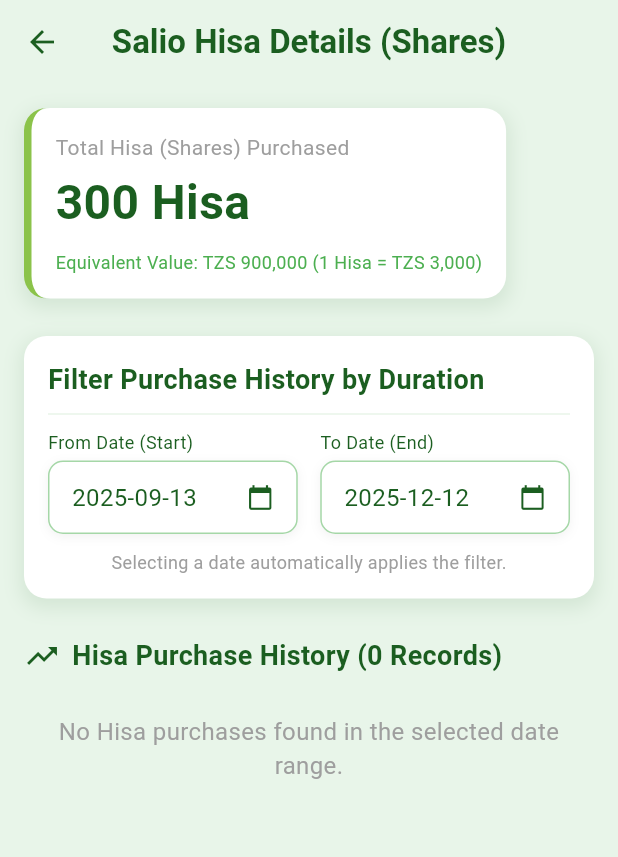
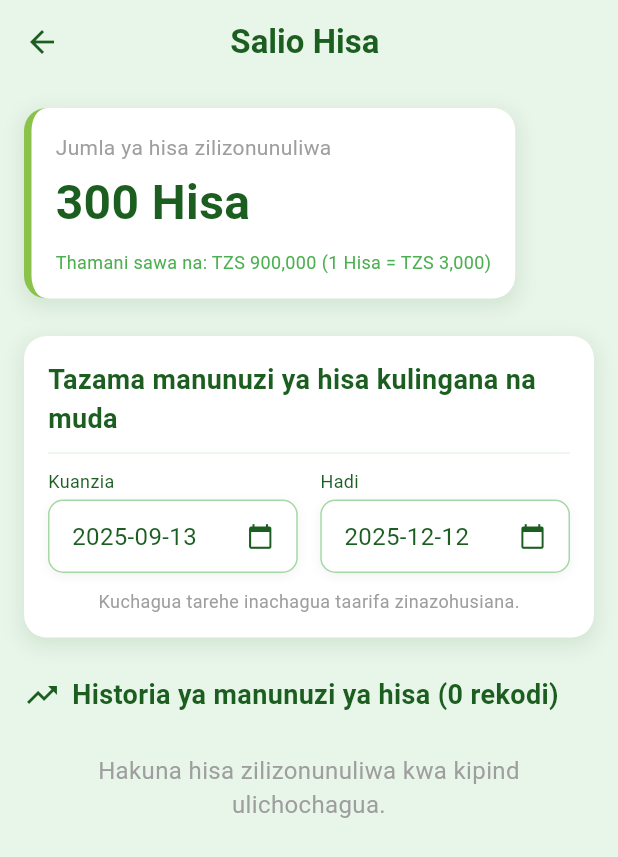
Before and after one commit to Exodus-OdooCustom/inuka_app, a Flutter app: the SalioHisaDetailsPage screen opened by its route, on a phone screen of 412 x 824 dp. Shown: the top 857 px of the screen. Run offline on Flutter 3.47's test engine with Material 3 defaults, Android fonts, the phone set to English and light mode, and no system bars.

Commit message:
feat:adding screens,changing splash and adding logo

```diff
--- a/lib/main.dart
+++ b/lib/main.dart
@@ -15,10 +15,10 @@ import 'package:inuka_app/screens/contact_details.dart';
 import 'package:inuka_app/screens/salio_jamii_details.dart';
 import 'package:inuka_app/screens/salio_hisa_details.dart';
 
-import 'dart:async';
+// import 'dart:async';
 
-import 'package:flutter/widgets.dart';
-import 'package:path/path.dart';
+// import 'package:flutter/widgets.dart';
+// import 'package:path/path.dart';
 
 
 
--- a/lib/screens/salio_hisa_details.dart
+++ b/lib/screens/salio_hisa_details.dart
@@ -5,19 +5,18 @@ class SalioHisaDetailsPage extends StatefulWidget {
   const SalioHisaDetailsPage({super.key});
 
   @override
-  // ignore: library_private_types_in_public_api
+
   _SalioHisaDetailsPageState createState() => _SalioHisaDetailsPageState();
 }
 
 class _SalioHisaDetailsPageState extends State<SalioHisaDetailsPage> {
   // --- Constants and Color Palette ---
   static const double HISHA_VALUE_TSHS = 3000.0;
-  static const Color _primaryGreen = Color(0xFF1B5E20); // Deep Green
-  static const Color _mediumGreen = Color(0xFF4CAF50); // Medium Green
-  static const Color _lightGreen = Color(0xFFE8F5E9); // Light Background
-  static const Color _vibrantGreen = Color(0xFF8BC34A); // Vibrant Accent
+  static const Color _primaryGreen = Color(0xFF1B5E20);
+  static const Color _mediumGreen = Color(0xFF4CAF50);
+  static const Color _lightGreen = Color(0xFFE8F5E9);
+  static const Color _vibrantGreen = Color(0xFF8BC34A);
 
-  // --- Mock Data: Purchase Amount and Date ---
   final List<Map<String, dynamic>> _mockHisaPurchases = const [
     {'date': '2025-09-01', 'amount': 150000.0},
     {'date': '2025-08-15', 'amount': 90000.0},
@@ -30,7 +29,6 @@ class _SalioHisaDetailsPageState extends State<SalioHisaDetailsPage> {
     {'date': '2025-02-01', 'amount': 180000.0},
   ];
 
-  // --- State for Filtering ---
   DateTime _startDate = DateTime.now().subtract(const Duration(days: 90));
   DateTime _endDate = DateTime.now();
   bool _isFiltering = false;
@@ -42,7 +40,6 @@ class _SalioHisaDetailsPageState extends State<SalioHisaDetailsPage> {
     _applyFilter();
   }
 
-  // --- Utility Functions ---
 
   String _formatTsh(double value) {
     final formatter = NumberFormat.currency(locale: 'sw_TZ', symbol: 'TZS', decimalDigits: 0);
@@ -58,19 +55,15 @@ class _SalioHisaDetailsPageState extends State<SalioHisaDetailsPage> {
       _isFiltering = true;
     });
 
-    // Simple, synchronous filtering based on date range
     final filtered = _mockHisaPurchases.where((purchase) {
       final purchaseDate = DateTime.parse(purchase['date'] as String);
-      // We compare dates only (ignore time components)
       final start = DateTime(_startDate.year, _startDate.month, _startDate.day);
       final end = DateTime(_endDate.year, _endDate.month, _endDate.day);
 
-      // Check if purchase date is within the range [start, end]
       return (purchaseDate.isAtSameMomentAs(start) || purchaseDate.isAfter(start)) &&
              (purchaseDate.isAtSameMomentAs(end) || purchaseDate.isBefore(end));
     }).toList();
 
-    // Sort by date (newest first)
     filtered.sort((a, b) => DateTime.parse(b['date']).compareTo(DateTime.parse(a['date'])));
 
     setState(() {
@@ -86,7 +79,6 @@ class _SalioHisaDetailsPageState extends State<SalioHisaDetailsPage> {
       firstDate: DateTime(2020),
       lastDate: DateTime.now(),
       builder: (context, child) {
-        // Apply the green theme to the DatePicker dialog
         return Theme(
           data: ThemeData.light().copyWith(
             colorScheme: const ColorScheme.light(
@@ -109,11 +101,10 @@ class _SalioHisaDetailsPageState extends State<SalioHisaDetailsPage> {
           _endDate = picked;
         }
       });
-      _applyFilter(); // Re-apply filter immediately after date selection
+      _applyFilter();
     }
   }
 
-  // --- Widget Builders ---
 
   Widget _buildDateField({
     required String label,
@@ -175,7 +166,7 @@ class _SalioHisaDetailsPageState extends State<SalioHisaDetailsPage> {
         padding: EdgeInsets.all(16.0),
         child: Center(
           child: Text(
-            'No Hisa purchases found in the selected date range.',
+            'Hakuna hisa zilizonunuliwa kwa kipind ulichochagua.',
             style: TextStyle(fontSize: 16, color: Colors.grey),
             textAlign: TextAlign.center,
           ),
@@ -201,16 +192,16 @@ class _SalioHisaDetailsPageState extends State<SalioHisaDetailsPage> {
             leading: CircleAvatar(
               backgroundColor: _vibrantGreen,
               child: Text(
-                hisaCount.toStringAsFixed(0), // Display Hisa count
+                hisaCount.toStringAsFixed(0),
                 style: const TextStyle(color: Colors.white, fontWeight: FontWeight.bold, fontSize: 14),
               ),
             ),
             title: Text(
-              'Hisa Purchased',
+              'Hisa Zilizonunuliwa',
               style: const TextStyle(fontWeight: FontWeight.w600, color: _primaryGreen),
             ),
             subtitle: Text(
-              'Date: ${item['date']} | ${hisaCount.toStringAsFixed(0)} Shares',
+              'Tarehe: ${item['date']} | ${hisaCount.toStringAsFixed(0)} hisa',
               style: TextStyle(color: _primaryGreen.withOpacity(0.7)),
             ),
             trailing: Column(
@@ -242,7 +233,7 @@ class _SalioHisaDetailsPageState extends State<SalioHisaDetailsPage> {
       backgroundColor: _lightGreen,
       appBar: AppBar(
         title: const Text(
-          'Salio Hisa Details (Shares)',
+          'Salio Hisa ',
           style: TextStyle(color: _primaryGreen, fontWeight: FontWeight.bold),
         ),
         backgroundColor: _lightGreen,
@@ -254,7 +245,6 @@ class _SalioHisaDetailsPageState extends State<SalioHisaDetailsPage> {
         child: Column(
           crossAxisAlignment: CrossAxisAlignment.start,
           children: [
-            // --- Header Card: Total Shares ---
             Container(
               padding: const EdgeInsets.all(16),
               decoration: BoxDecoration(
@@ -273,7 +263,7 @@ class _SalioHisaDetailsPageState extends State<SalioHisaDetailsPage> {
               child: Column(
                 crossAxisAlignment: CrossAxisAlignment.start,
                 children: [
-                  const Text('Total Hisa (Shares) Purchased', style: TextStyle(fontSize: 14, color: Colors.grey)),
+                  const Text('Jumla ya hisa zilizonunuliwa', style: TextStyle(fontSize: 14, color: Colors.grey)),
                   const SizedBox(height: 4),
                   Text(
                     '${totalHisaCount.toStringAsFixed(0)} Hisa',
@@ -285,7 +275,7 @@ class _SalioHisaDetailsPageState extends State<SalioHisaDetailsPage> {
                   ),
                   const SizedBox(height: 8),
                   Text(
-                    'Equivalent Value: ${_formatTsh(totalContributionTshs)} (1 Hisa = ${_formatTsh(HISHA_VALUE_TSHS)})',
+                    'Thamani sawa na: ${_formatTsh(totalContributionTshs)} (1 Hisa = ${_formatTsh(HISHA_VALUE_TSHS)})',
                     style: const TextStyle(fontSize: 12, color: _mediumGreen),
                   ),
                 ],
@@ -293,7 +283,6 @@ class _SalioHisaDetailsPageState extends State<SalioHisaDetailsPage> {
             ),
             const SizedBox(height: 25),
 
-            // --- Date Filter Form ---
             Container(
               padding: const EdgeInsets.all(16),
               decoration: BoxDecoration(
@@ -312,7 +301,7 @@ class _SalioHisaDetailsPageState extends State<SalioHisaDetailsPage> {
                 crossAxisAlignment: CrossAxisAlignment.start,
                 children: [
                   const Text(
-                    'Filter Purchase History by Duration',
+                    'Tazama manunuzi ya hisa kulingana na muda',
                     style: TextStyle(fontSize: 18, fontWeight: FontWeight.bold, color: _primaryGreen),
                   ),
                   const Divider(color: _lightGreen, thickness: 1, height: 20),
@@ -320,7 +309,7 @@ class _SalioHisaDetailsPageState extends State<SalioHisaDetailsPage> {
                     children: [
                       Expanded(
                         child: _buildDateField(
-                          label: 'From Date (Start)',
+                          label: 'Kuanzia',
                           date: _startDate,
                           onTap: () => _selectDate(context, true),
                         ),
@@ -328,7 +317,7 @@ class _SalioHisaDetailsPageState extends State<SalioHisaDetailsPage> {
                       const SizedBox(width: 15),
                       Expanded(
                         child: _buildDateField(
-                          label: 'To Date (End)',
+                          label: 'Hadi',
                           date: _endDate,
                           onTap: () => _selectDate(context, false),
                         ),
@@ -338,7 +327,7 @@ class _SalioHisaDetailsPageState extends State<SalioHisaDetailsPage> {
                   const SizedBox(height: 10),
                   const Center(
                     child: Text(
-                      'Selecting a date automatically applies the filter.',
+                      'Kuchagua tarehe inachagua taarifa zinazohusiana.',
                       style: TextStyle(fontSize: 12, color: Colors.grey),
                     ),
                   ),
@@ -347,13 +336,12 @@ class _SalioHisaDetailsPageState extends State<SalioHisaDetailsPage> {
             ),
             const SizedBox(height: 25),
 
-            // --- Hisa Purchase History List ---
             Row(
               children: [
                 const Icon(Icons.trending_up, color: _primaryGreen, size: 24),
                 const SizedBox(width: 8),
                 Text(
-                  'Hisa Purchase History (${_filteredHisaPurchases.length} Records)',
+                  'Historia ya manunuzi ya hisa (${_filteredHisaPurchases.length} rekodi)',
                   style: const TextStyle(
                     fontSize: 18,
                     fontWeight: FontWeight.bold,
--- a/lib/screens/salio_jamii_details.dart
+++ b/lib/screens/salio_jamii_details.dart
@@ -18,11 +18,11 @@ class _SalioJamiiDetailsPageState extends State<SalioJamiiDetailsPage> {
 
   // --- Mock Data ---
   final _mockContributions = const [
-    {'date': '2025-09-01', 'amount': 50000.0, 'description': 'Monthly Jamii Contribution'},
-    {'date': '2025-08-15', 'amount': 25000.0, 'description': 'Mid-Month Jamii Payment'},
-    {'date': '2025-08-01', 'amount': 50000.0, 'description': 'Monthly Jamii Contribution'},
-    {'date': '2025-07-01', 'amount': 50000.0, 'description': 'Monthly Jamii Contribution'},
-    {'date': '2025-06-01', 'amount': 50000.0, 'description': 'Monthly Jamii Contribution'},
+    {'date': '2025-09-01', 'amount': 50000.0, 'description': 'Mchango wa jamii wa mwezi'},
+    {'date': '2025-08-15', 'amount': 25000.0, 'description': 'Mchango jamii katikati ya mwezi'},
+    {'date': '2025-08-01', 'amount': 50000.0, 'description': 'Mchango wa jamii wa mwezi'},
+    {'date': '2025-07-01', 'amount': 50000.0, 'description': 'Mchango wa jamii wa mwezi'},
+    {'date': '2025-06-01', 'amount': 50000.0, 'description': 'Mchango wa jamii wa mwezi'},
   ];
 
   List<Map<String, dynamic>> _requestHistory = [
@@ -76,7 +76,7 @@ class _SalioJamiiDetailsPageState extends State<SalioJamiiDetailsPage> {
     if (_startDate.isAfter(_endDate)) {
       ScaffoldMessenger.of(context).showSnackBar(
         const SnackBar(
-          content: Text('Error: "From Date" cannot be after "To Date".'),
+          content: Text('Error: "From Date" haiwezi kuwa "To Date".'),
           backgroundColor: Colors.redAccent,
         ),
       );
@@ -102,7 +102,7 @@ class _SalioJamiiDetailsPageState extends State<SalioJamiiDetailsPage> {
 
     ScaffoldMessenger.of(context).showSnackBar(
       const SnackBar(
-        content: Text('Statement request submitted successfully!'),
+        content: Text('Maombi ya historia ya michango yametumwa!'),
         backgroundColor: _mediumGreen,
       ),
     );
@@ -163,7 +163,7 @@ class _SalioJamiiDetailsPageState extends State<SalioJamiiDetailsPage> {
             Icon(Icons.account_balance_wallet, color: _primaryGreen, size: 24),
             SizedBox(width: 8),
             Text(
-              'Recent Contribution History (Mock)',
+              'Historia ya michango ya hivi karibuni',
               style: TextStyle(
                 fontSize: 18,
                 fontWeight: FontWeight.bold,
@@ -174,7 +174,7 @@ class _SalioJamiiDetailsPageState extends State<SalioJamiiDetailsPage> {
         ),
         const SizedBox(height: 10),
         ListView.builder(
-          physics: const NeverScrollableScrollPhysics(), // Important for nested scrolling
+          physics: const NeverScrollableScrollPhysics(),
           shrinkWrap: true,
           itemCount: _mockContributions.length,
           itemBuilder: (context, index) {
@@ -212,7 +212,7 @@ class _SalioJamiiDetailsPageState extends State<SalioJamiiDetailsPage> {
             Icon(Icons.history, color: _primaryGreen, size: 24),
             SizedBox(width: 8),
             Text(
-              'Statement Request History',
+              'Historia ya maombi ya hivi karibuni',
               style: TextStyle(
                 fontSize: 18,
                 fontWeight: FontWeight.bold,
@@ -225,12 +225,12 @@ class _SalioJamiiDetailsPageState extends State<SalioJamiiDetailsPage> {
         if (_requestHistory.isEmpty)
           const Padding(
             padding: EdgeInsets.all(16.0),
-            child: Text('No statement requests logged.'),
+            child: Text('Hakuna historia iliyopo kwa sasa.'),
           )
         else
           ..._requestHistory.map((req) {
-            final statusColor = req['status'] == 'Completed' ? Colors.green.shade700 : Colors.orange.shade700;
-            final statusBgColor = req['status'] == 'Completed' ? Colors.green.shade50 : Colors.orange.shade50;
+            final statusColor = req['status'] == 'imemalizika' ? Colors.green.shade700 : Colors.orange.shade700;
+            final statusBgColor = req['status'] == 'imemalizika' ? Colors.green.shade50 : Colors.orange.shade50;
 
             return Card(
               color: Colors.white,
@@ -245,7 +245,7 @@ class _SalioJamiiDetailsPageState extends State<SalioJamiiDetailsPage> {
                     Row(
                       mainAxisAlignment: MainAxisAlignment.spaceBetween,
                       children: [
-                        Text('Requested: ${req['requestedAt']}', style: const TextStyle(fontSize: 12, color: Colors.grey)),
+                        Text('Imeombwa: ${req['requestedAt']}', style: const TextStyle(fontSize: 12, color: Colors.grey)),
                         Container(
                           padding: const EdgeInsets.symmetric(horizontal: 8, vertical: 4),
                           decoration: BoxDecoration(
@@ -261,7 +261,7 @@ class _SalioJamiiDetailsPageState extends State<SalioJamiiDetailsPage> {
                     ),
                     const SizedBox(height: 5),
                     Text(
-                      'Period:',
+                      'kipindi:',
                       style: TextStyle(fontWeight: FontWeight.w600, color: _primaryGreen.withOpacity(0.8)),
                     ),
                     Text(
@@ -285,7 +285,7 @@ class _SalioJamiiDetailsPageState extends State<SalioJamiiDetailsPage> {
       backgroundColor: _lightGreen,
       appBar: AppBar(
         title: const Text(
-          'Salio Jamii Details',
+          'Maelezo ya Salio Jamii ',
           style: TextStyle(color: _primaryGreen, fontWeight: FontWeight.bold),
         ),
         backgroundColor: _lightGreen,
@@ -315,7 +315,7 @@ class _SalioJamiiDetailsPageState extends State<SalioJamiiDetailsPage> {
               child: Column(
                 crossAxisAlignment: CrossAxisAlignment.start,
                 children: [
-                  const Text('Total Current Contributions', style: TextStyle(fontSize: 14, color: Colors.grey)),
+                  const Text('Jumla ya michango ya sasa', style: TextStyle(fontSize: 14, color: Colors.grey)),
                   const SizedBox(height: 4),
                   Text(
                     _formatTsh(totalContributions),
@@ -327,7 +327,7 @@ class _SalioJamiiDetailsPageState extends State<SalioJamiiDetailsPage> {
                   ),
                   const SizedBox(height: 8),
                   const Text(
-                    'This includes all contributions to date.',
+                    'Hii inajumuisha michango yote mpaka sasa.',
                     style: TextStyle(fontSize: 12, color: _mediumGreen),
                   ),
                 ],
@@ -353,7 +353,7 @@ class _SalioJamiiDetailsPageState extends State<SalioJamiiDetailsPage> {
                 crossAxisAlignment: CrossAxisAlignment.start,
                 children: [
                   const Text(
-                    'Request Official Statement',
+                    'Omba taarifa',
                     style: TextStyle(fontSize: 18, fontWeight: FontWeight.bold, color: _primaryGreen),
                   ),
                   const Divider(color: _lightGreen, thickness: 1, height: 20),
@@ -361,7 +361,7 @@ class _SalioJamiiDetailsPageState extends State<SalioJamiiDetailsPage> {
                     children: [
                       Expanded(
                         child: _buildDateField(
-                          label: 'From Date (X)',
+                          label: 'Kutoka tarehe',
                           date: _startDate,
                           onTap: () => _selectDate(context, true),
                         ),
@@ -369,7 +369,7 @@ class _SalioJamiiDetailsPageState extends State<SalioJamiiDetailsPage> {
                       const SizedBox(width: 15),
                       Expanded(
                         child: _buildDateField(
-                          label: 'To Date (Y)',
+                          label: 'Hadi tarehe',
                           date: _endDate,
                           onTap: () => _selectDate(context, false),
                         ),
@@ -394,7 +394,7 @@ class _SalioJamiiDetailsPageState extends State<SalioJamiiDetailsPage> {
                               child: CircularProgressIndicator(color: Colors.white, strokeWidth: 3),
                             )
                           : const Text(
-                              'Submit Statement Request',
+                              'Tuma ombi',
                               style: TextStyle(fontSize: 16, fontWeight: FontWeight.bold, color: Colors.white),
                             ),
                     ),
```
Also changed, not shown: lib/screens/home_screen.dart (+108 -57 lines), lib/screens/splash_screen.dart (+32 -66 lines), assets/Images/INUKA (Green).png (added), assets/Images/INUKA(Mobile).png (added), assets/Images/inuka.png (added), assets/icon/inuka.png (added).
